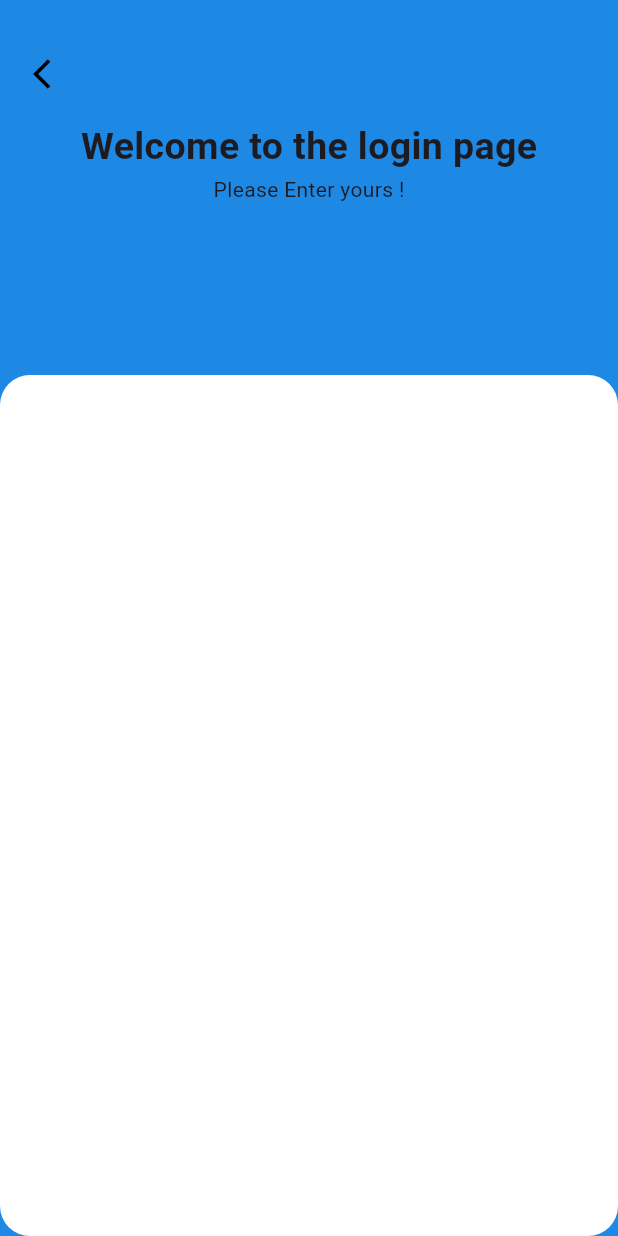
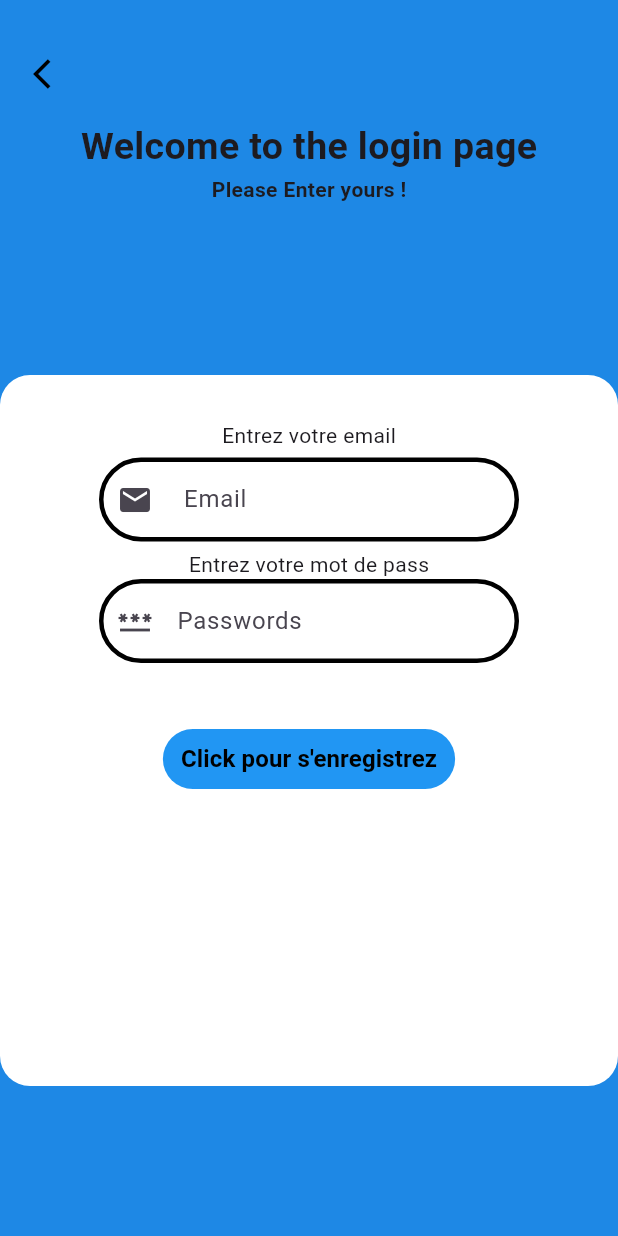
Before and after one commit to ibrahimsava/Innovation_flutter, a Flutter app: the screen it shows after launch, after a tap on "Login", on a phone screen of 412 x 824 dp. Run offline on Flutter 3.47's test engine with Material 3 defaults, Android fonts, the phone set to English and light mode, and no system bars.

Commit message:
creation de register page

```diff
--- a/lib/main.dart
+++ b/lib/main.dart
@@ -5,6 +5,7 @@ import 'package:inovation_ib/pages/HomePage.dart';
 import 'package:inovation_ib/pages/Home_s.dart';
 import 'package:inovation_ib/pages/home_t.dart';
 import 'package:inovation_ib/pages/login_page.dart';
+import 'package:inovation_ib/pages/register.dart';
 void main() {
   runApp(const MyApp());
 
@@ -27,6 +28,7 @@ class MyApp extends StatelessWidget {
             '/home_s': (context) => const Home_s(),
             '/home_t': (context) => const HomeT(),
             '/login': (context)=> const LoginPage(),
+            '/register': (context)=> const Register(),
 
           },
 
--- a/lib/pages/Home.dart
+++ b/lib/pages/Home.dart
@@ -68,7 +68,12 @@ class _HomeState extends State<Home> {
                    top: 100,
                    left: 100,
                   ),
-                  child: Row(
+
+                  child: InkWell(
+                     onTap: (){
+                       Navigator.pushNamed(context, '/register');
+                     },
+                    child:  Row(
                     crossAxisAlignment: CrossAxisAlignment.start,
                     children: [
                     Text("Menu Rapide",
@@ -80,6 +85,7 @@ class _HomeState extends State<Home> {
                       SizedBox(width: 10,),
                       Icon(Icons.outbond_outlined)
               ],
+                  ),
                   ),
             ),
               ),
@@ -110,8 +116,8 @@ class _HomeState extends State<Home> {
                 onTap: (){
              Navigator.pushNamed(context, '/login');
                         },
-                 child:
-                      Container(
+        child:
+        Container(
                   height: 60,
                   decoration: BoxDecoration(
                     color: Colors.blue[600],
--- a/lib/pages/login_page.dart
+++ b/lib/pages/login_page.dart
@@ -35,7 +35,11 @@ class _LoginPageState extends State<LoginPage> {
                       fontWeight: FontWeight.bold,
                     ),
                   ),
-                  Text("Please Enter yours !")
+                  Text("Please Enter yours !",
+                  style: TextStyle(
+                    fontSize:  14,
+                    fontWeight: FontWeight.bold,
+                  ),)
                 ],
               )
           ),
@@ -45,13 +49,72 @@ class _LoginPageState extends State<LoginPage> {
                 top:  250,
                 left: 0,
                 right: 0,
-                bottom: 0,
+                bottom: 100,
               child: Container(
                 decoration: BoxDecoration(
                   color: Colors.white,
                   borderRadius: BorderRadius.circular(20)
                 ),
+                 child: SingleChildScrollView( child:  Column(
+                   children: [
+                     Padding(padding: EdgeInsets.all(15)),
+                     Text("Entrez votre email",
+                     style: TextStyle(
+                       fontSize: 14,
+                     ),),
+                     SizedBox(height: 5,),
 
+                     SizedBox(
+                       width: 280,
+                       child: TextField(
+                       obscureText: true,
+                       decoration: InputDecoration(
+                         labelText: " Email",
+                         prefixIcon: Icon(Icons.email),
+                         enabledBorder: OutlineInputBorder(
+                           borderRadius: BorderRadius.circular(40),
+                           borderSide: BorderSide(width: 3)
+                         ),
+                         focusedBorder: OutlineInputBorder(
+                         ),
+                       ),
+                     )
+                     ),
+                     SizedBox(height: 5,),
+                     Text("Entrez votre mot de pass",),
+
+                    SizedBox( width: 280, child:  TextField(
+                      obscureText: true,
+                       decoration: InputDecoration(
+                         labelText: "Passwords",
+                         prefixIcon: Icon(Icons.password),
+                         enabledBorder: OutlineInputBorder(
+                             borderRadius: BorderRadius.circular(40),
+                             borderSide: BorderSide(width: 3)
+                         ),
+                         focusedBorder: OutlineInputBorder(
+                         ),
+                       ),
+                     ),
+                    ),
+                     SizedBox(height: 40,),
+
+                    TextButton(
+                       style: ElevatedButton.styleFrom(
+                         backgroundColor: Colors.blue,
+                       ),
+                       onPressed: ()=> Navigator.pop(context),
+                    child:  Text( "Click pour s'enregistrez",
+                     style: TextStyle(
+                       fontWeight: FontWeight.bold,
+                       fontSize: 16,
+                       color: Colors.black
+                     )
+                       ,)
+                     )
+
+                   ],
+                 ),)
               )
           )
 
--- /dev/null
+++ b/lib/pages/register.dart
@@ -0,0 +1,18 @@
+import 'package:flutter/material.dart';
+
+
+class Register extends StatefulWidget {
+  const Register({super.key});
+
+  @override
+  State<Register> createState() => _RegisterState();
+}
+
+class _RegisterState extends State<Register> {
+  @override
+  Widget build(BuildContext context) {
+    return const Scaffold(
+
+    );
+  }
+}
```
